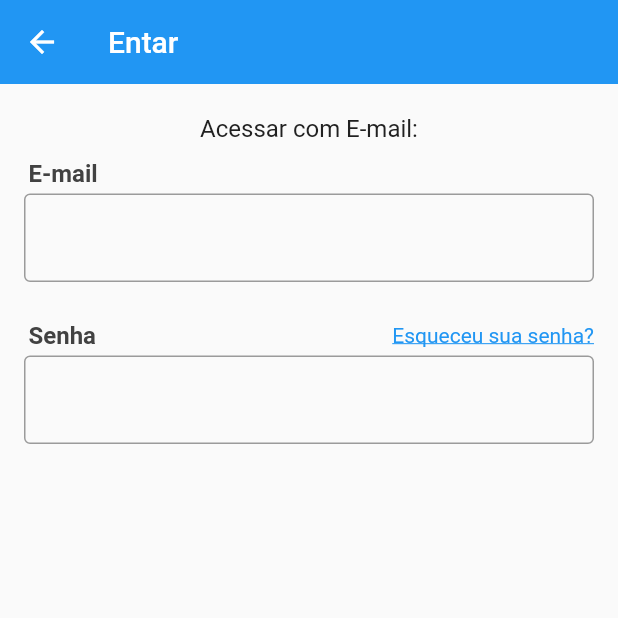
After one commit to Ariosmaia/Projeto-Clone-OLX, a Flutter app: the screen it shows after launch, in the side drawer, after a tap on "Acesse sua conta agora!", on a phone screen of 412 x 824 dp, the top half of it. The commit adds this screen. Run offline on Flutter 3.47's test engine with Material 2 defaults, Android fonts, the phone set to English and light mode, and no system bars; our stand-ins replace brasil_fields, rxdart.

Commit message:
Começando a tela de login

```diff
--- a/lib/common/custom_drawer/widgets/custom_header.dart
+++ b/lib/common/custom_drawer/widgets/custom_header.dart
@@ -1,9 +1,15 @@
 import 'package:flutter/material.dart';
+import 'package:xlo/screens/login/login_screen.dart';
 
 class CustomHeader extends StatelessWidget {
   @override
   Widget build(BuildContext context) {
-    return Container(
+    return GestureDetector(
+      onTap: () {
+        Navigator.of(context)
+            .push(MaterialPageRoute(builder: (context) => LoginScreen()));
+      },
+      child: Container(
         height: 115,
         padding: const EdgeInsets.only(left: 40),
         color: Colors.blue,
@@ -46,6 +52,7 @@ class CustomHeader extends StatelessWidget {
             )
           ],
         ),
+      ),
     );
   }
 }
--- /dev/null
+++ b/lib/screens/login/login_screen.dart
@@ -0,0 +1,95 @@
+import 'package:flutter/material.dart';
+
+class LoginScreen extends StatefulWidget {
+  @override
+  _LoginScreenState createState() => _LoginScreenState();
+}
+
+class _LoginScreenState extends State<LoginScreen> {
+  @override
+  Widget build(BuildContext context) {
+    return Scaffold(
+      appBar: AppBar(
+        elevation: 0,
+        title: const Text('Entar'),
+      ),
+      body: SingleChildScrollView(
+        child: Padding(
+          padding: const EdgeInsets.symmetric(horizontal: 16),
+          child: Column(
+            crossAxisAlignment: CrossAxisAlignment.stretch,
+            children: <Widget>[
+              Padding(
+                padding: const EdgeInsets.only(top: 20, bottom: 11),
+                child: Text(
+                  'Acessar com E-mail:',
+                  textAlign: TextAlign.center,
+                  style: TextStyle(fontSize: 16, color: Colors.grey[900]),
+                ),
+              ),
+              Padding(
+                padding: const EdgeInsets.only(left: 3, bottom: 4),
+                child: Text(
+                  'E-mail',
+                  style: TextStyle(
+                    color: Colors.grey[800],
+                    fontSize: 16,
+                    fontWeight: FontWeight.w700,
+                  ),
+                ),
+              ),
+              StreamBuilder(
+                builder: (context, snapshot) {
+                  return TextField(
+                    keyboardType: TextInputType.emailAddress,
+                    autocorrect: false,
+                    decoration: InputDecoration(
+                      border: const OutlineInputBorder(),
+                    ),
+                  );
+                },
+              ),
+              Padding(
+                padding: const EdgeInsets.only(left: 3, bottom: 4, top: 26),
+                child: Row(
+                  children: <Widget>[
+                    Expanded(
+                      child: Text(
+                        'Senha',
+                        style: TextStyle(
+                          color: Colors.grey[800],
+                          fontSize: 16,
+                          fontWeight: FontWeight.w700,
+                        ),
+                      ),
+                    ),
+                    GestureDetector(
+                      child: Text(
+                        'Esqueceu sua senha?',
+                        style: TextStyle(
+                            decoration: TextDecoration.underline,
+                            color: Colors.blue),
+                      ),
+                      onTap: () {},
+                    ),
+                  ],
+                ),
+              ),
+              StreamBuilder(
+                builder: (context, snapshot) {
+                  return TextField(
+                    autocorrect: false,
+                    obscureText: true,
+                    decoration: InputDecoration(
+                      border: const OutlineInputBorder(),
+                    ),
+                  );
+                },
+              ),
+            ],
+          ),
+        ),
+      ),
+    );
+  }
+}
```
Lines whose indentation alone changed are shown as unchanged.
